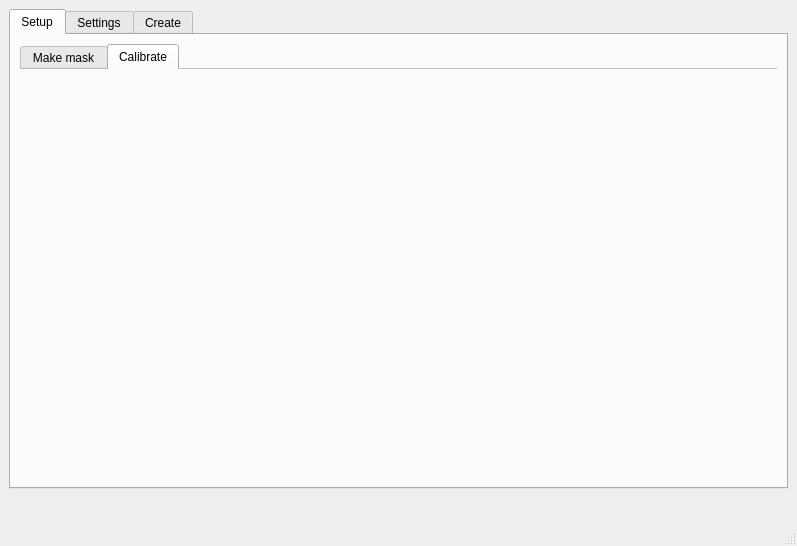
Before: the Qt Designer form UI/UI.ui in oskaddddd/MapDataDysplay, drawn with Qt 5.
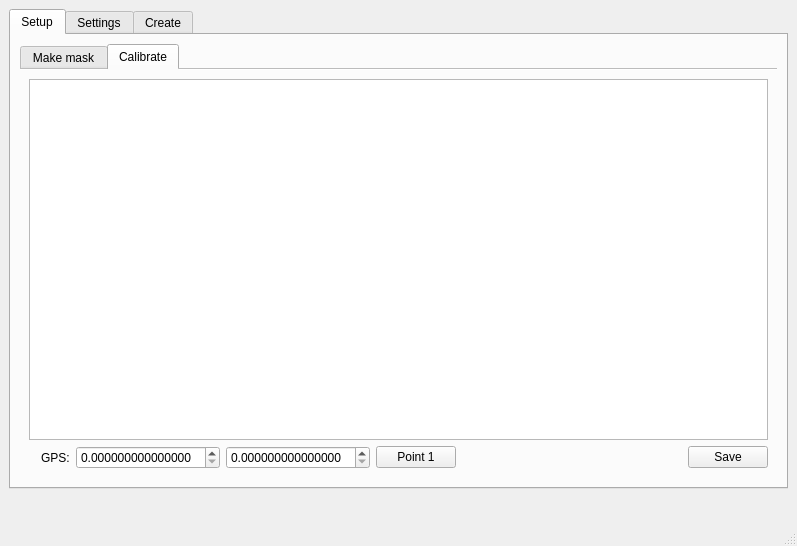
After: the same form once the commit is applied. The open tabs and pages were chosen to show the change.

The edit to the form file:
```diff
--- a/UI/UI.ui
+++ b/UI/UI.ui
@@ -131,6 +131,71 @@
            <attribute name="title">
             <string>Calibrate</string>
            </attribute>
+           <layout class="QGridLayout" name="gridLayout_9">
+            <item row="0" column="0" colspan="8">
+             <widget class="QGraphicsView" name="calibrate_viewer"/>
+            </item>
+            <item row="1" column="3">
+             <widget class="QDoubleSpinBox" name="calibrate_gps1_input">
+              <property name="decimals">
+               <number>15</number>
+              </property>
+             </widget>
+            </item>
+            <item row="1" column="2">
+             <widget class="QLabel" name="label_17">
+              <property name="text">
+               <string>GPS:</string>
+              </property>
+             </widget>
+            </item>
+            <item row="1" column="5">
+             <widget class="QPushButton" name="calibrate_point_button">
+              <property name="sizePolicy">
+               <sizepolicy hsizetype="Maximum" vsizetype="Fixed">
+                <horstretch>0</horstretch>
+                <verstretch>0</verstretch>
+               </sizepolicy>
+              </property>
+              <property name="text">
+               <string>Point 1</string>
+              </property>
+              <property name="checkable">
+               <bool>true</bool>
+              </property>
+              <property name="checked">
+               <bool>false</bool>
+              </property>
+             </widget>
+            </item>
+            <item row="1" column="7">
+             <widget class="QPushButton" name="pushButton_2">
+              <property name="text">
+               <string>Save</string>
+              </property>
+             </widget>
+            </item>
+            <item row="1" column="6">
+             <spacer name="horizontalSpacer_4">
+              <property name="orientation">
+               <enum>Qt::Horizontal</enum>
+              </property>
+              <property name="sizeHint" stdset="0">
+               <size>
+                <width>40</width>
+                <height>20</height>
+               </size>
+              </property>
+             </spacer>
+            </item>
+            <item row="1" column="4">
+             <widget class="QDoubleSpinBox" name="calibrate_gps2_input">
+              <property name="decimals">
+               <number>15</number>
+              </property>
+             </widget>
+            </item>
+           </layout>
           </widget>
          </widget>
         </item>
```
Left out of the diff: 30 changed lines with no effect on the pictures.
